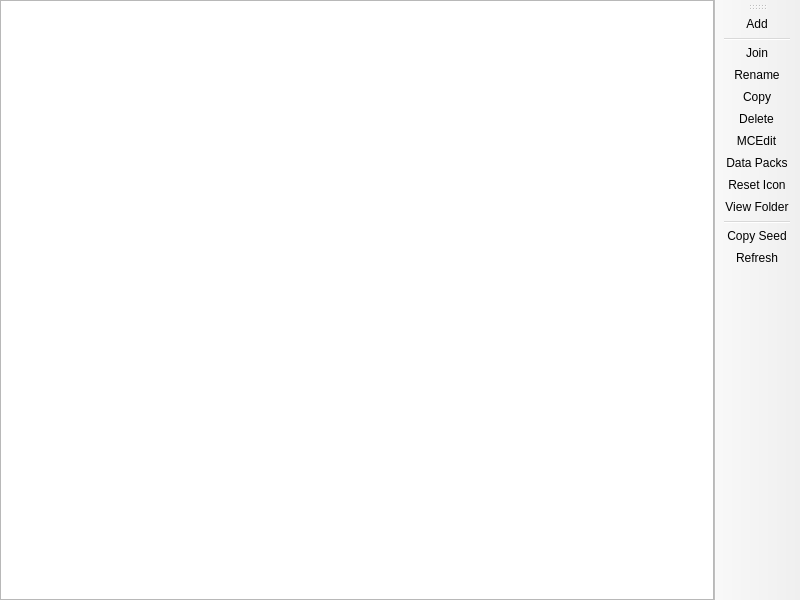
First picture: the form in launcher/ui/MultiWorldListPage.ui, repository PrismLauncher/PrismLauncher, before the edit.
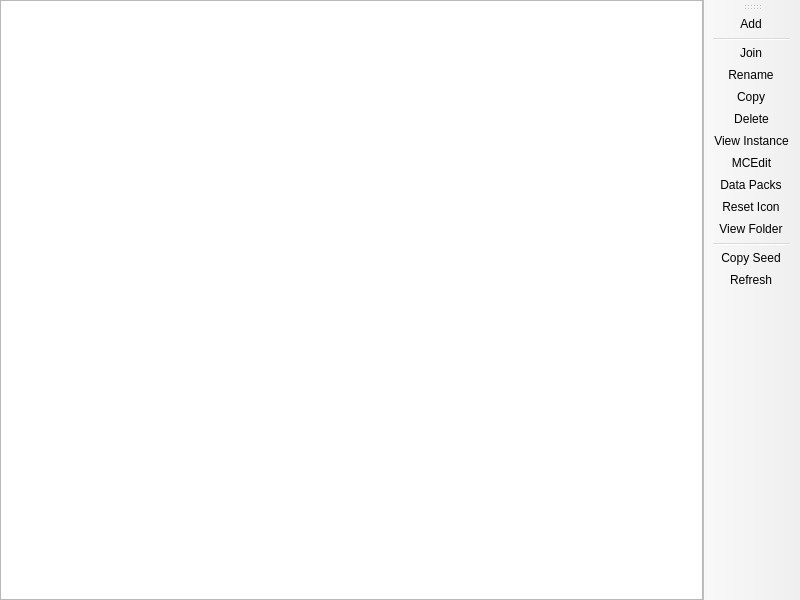
Second picture: the form after the edit. Custom widgets are drawn as their Qt base class.

Commit message: view instance button and double click to join world on all worlds screen

```diff
--- a/launcher/ui/MultiWorldListPage.ui
+++ b/launcher/ui/MultiWorldListPage.ui
@@ -88,6 +88,7 @@
    <addaction name="actionRename"/>
    <addaction name="actionCopy"/>
    <addaction name="actionRemove"/>
+   <addaction name="actionInstance_Settings"/>
    <addaction name="actionMCEdit"/>
    <addaction name="actionData_Packs"/>
    <addaction name="actionReset_Icon"/>
@@ -157,6 +158,14 @@
     <string>Manage data packs inside the world.</string>
    </property>
   </action>
+  <action name="actionInstance_Settings">
+   <property name="text">
+    <string>View Instance</string>
+   </property>
+   <property name="toolTip">
+    <string>View the instance this world belongs to.</string>
+   </property>
+  </action>
  </widget>
  <customwidgets>
   <customwidget>
```
The commit also changes 2 other files.
